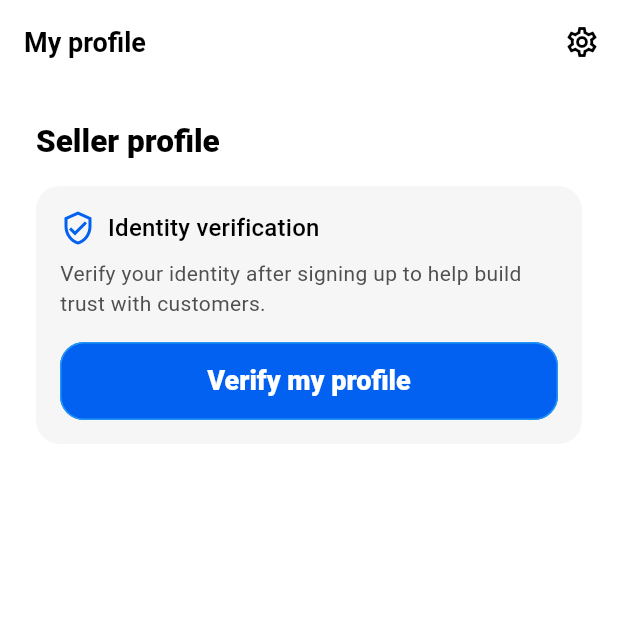
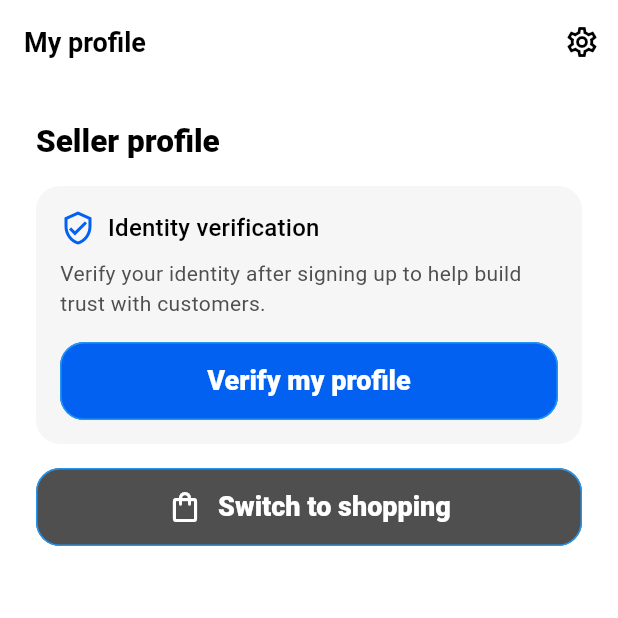
Before and after one commit to moohramadan/primestore_demo, a Flutter app: the SellerProfileScreen screen opened directly, on a phone screen of 412 x 824 dp, the top half of it. Run offline on Flutter 3.47's test engine with Material 3 defaults, Android fonts, the phone set to English and light mode, and no system bars; our stand-ins replace carousel_slider, cloud_firestore, connectivity_plus, flutter_rating_bar, flutter_secure_storage, font_awesome_flutter and 8 more; accounts and stored records are empty; network calls fail; Roboto replaces fonts that are missing (Poppins).

Commit message:
refactor: improve error handling in seller profile retrieval and enhance UI with navigation button

```diff
--- a/primestore_demo_app/lib/seller_features/personalization/screens/seller_profile/seller_profile.dart
+++ b/primestore_demo_app/lib/seller_features/personalization/screens/seller_profile/seller_profile.dart
@@ -1,5 +1,6 @@
 import 'package:demo_project/common/widgets/buttons/elevevated_button.dart';
 import 'package:demo_project/common/widgets/texts/section_heading.dart';
+import 'package:demo_project/navigation/navigation%20menu.dart';
 import 'package:demo_project/seller_features/autentication/screens/seller_signup/steps/identity_verification/identity_verification.dart';
 import 'package:demo_project/seller_features/personalization/screens/seller_setting/seller_setting.dart';
 import 'package:demo_project/utils/constants/colors.dart';
@@ -77,6 +78,13 @@ class SellerProfileScreen extends StatelessWidget {
                   ],
                 ),
               ),
+              const SizedBox(height: TSizes.spaceBtwItems),
+              TRoundedElevatedButton(
+                onPressed: () => Get.offAll(() => const NavigationMenu()),
+                text: 'Switch to shopping',
+                icon: Icons.shopping_bag_outlined,
+                color: isDark ? TColors.darkGrey : TColors.darkerGrey,
+              ),
             ],
           ),
         ),
```
Also changed, not shown: primestore_demo_app/lib/data/repositories/seller_repository.dart (+7 -3 lines), 1 other file.
